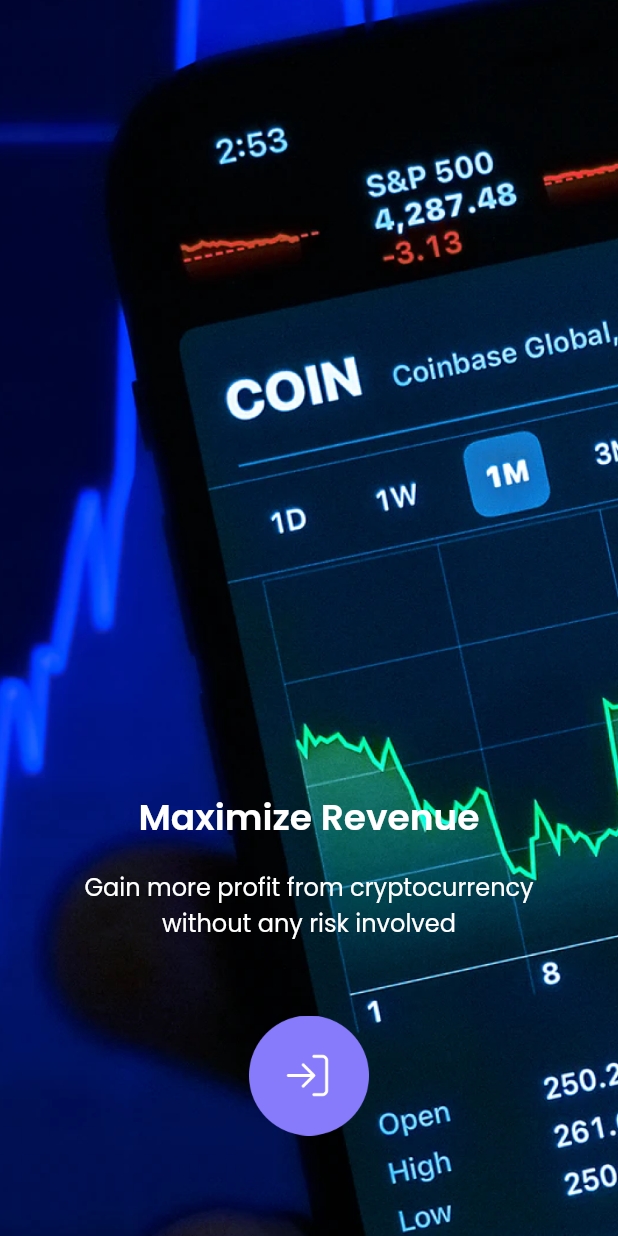
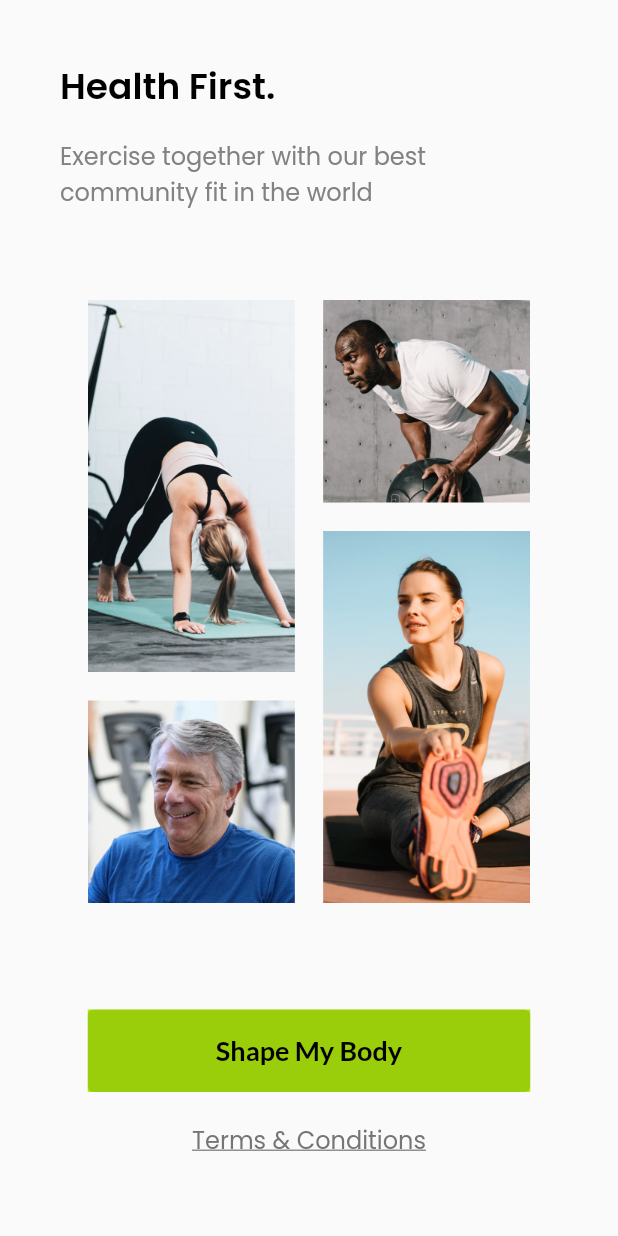
Before and after one commit to Ripat-2345/7-days-flutter, a Flutter app: the screen it shows after launch, on a phone screen of 412 x 824 dp. Run offline on Flutter 3.47's test engine with Material 2 defaults, Android fonts, the phone set to English and light mode, and no system bars; our stand-ins replace google_fonts.

Commit message:
started_screen2

```diff
--- a/day-2/flutter_application_1/lib/main.dart
+++ b/day-2/flutter_application_1/lib/main.dart
@@ -1,5 +1,6 @@
 import 'package:flutter/material.dart';
 import 'package:flutter_application_1/pages/started_screen1.dart';
+import 'package:flutter_application_1/pages/started_screen2.dart';
 
 void main() {
   runApp(Day2());
@@ -10,7 +11,7 @@ class Day2 extends StatelessWidget {
   Widget build(BuildContext context) {
     return MaterialApp(
       debugShowCheckedModeBanner: false,
-      home: StartedScreen1(),
+      home: StartedScreen2(),
     );
   }
 }
--- /dev/null
+++ b/day-2/flutter_application_1/lib/pages/started_screen2.dart
@@ -0,0 +1,88 @@
+import 'package:flutter/material.dart';
+import 'package:google_fonts/google_fonts.dart';
+
+class StartedScreen2 extends StatelessWidget {
+  const StartedScreen2({Key? key}) : super(key: key);
+
+  @override
+  Widget build(BuildContext context) {
+    return Scaffold(
+      body: ListView(
+        children: [
+          Padding(
+            padding: const EdgeInsets.all(40),
+            child: Column(
+              children: [
+                Row(
+                  mainAxisAlignment: MainAxisAlignment.start,
+                  children: [
+                    Text(
+                      'Health First.',
+                      style: GoogleFonts.poppins(
+                          color: Colors.black,
+                          fontSize: 24,
+                          fontWeight: FontWeight.w600),
+                    ),
+                  ],
+                ),
+                SizedBox(
+                  height: 16,
+                ),
+                Text(
+                  'Exercise together with our best community fit in the world',
+                  style: GoogleFonts.poppins(
+                      color: Color(0XFF828284),
+                      fontSize: 16,
+                      fontWeight: FontWeight.w400),
+                  textAlign: TextAlign.left,
+                ),
+                SizedBox(
+                  height: 60,
+                ),
+                Image(
+                  image: AssetImage('assets/gallery.png'),
+                  width: 295,
+                  height: 402,
+                ),
+                SizedBox(
+                  height: 71,
+                ),
+                Container(
+                  width: 295,
+                  height: 55,
+                  decoration: BoxDecoration(
+                    color: Color(0XFFAFEA0D),
+                  ),
+                  child: ElevatedButton(
+                    onPressed: null,
+                    child: Text(
+                      'Shape My Body',
+                      style: GoogleFonts.lato(
+                        color: Colors.black,
+                        fontSize: 18,
+                        fontWeight: FontWeight.w600,
+                      ),
+                    ),
+                  ),
+                ),
+                SizedBox(
+                  height: 20,
+                ),
+                Text(
+                  'Terms & Conditions',
+                  style: GoogleFonts.poppins(
+                    color: Color(0xff757575),
+                    fontSize: 16,
+                    fontWeight: FontWeight.w400,
+                    decoration: TextDecoration.underline,
+                  ),
+                  textAlign: TextAlign.center,
+                ),
+              ],
+            ),
+          ),
+        ],
+      ),
+    );
+  }
+}
```
